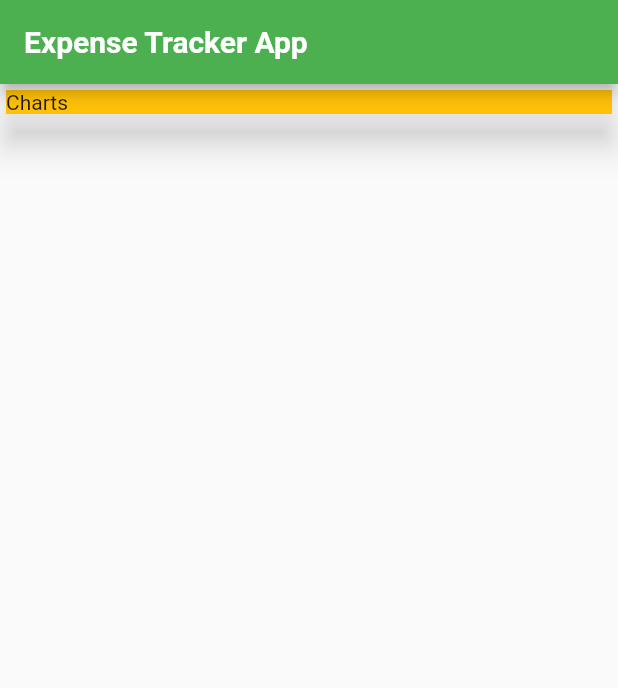
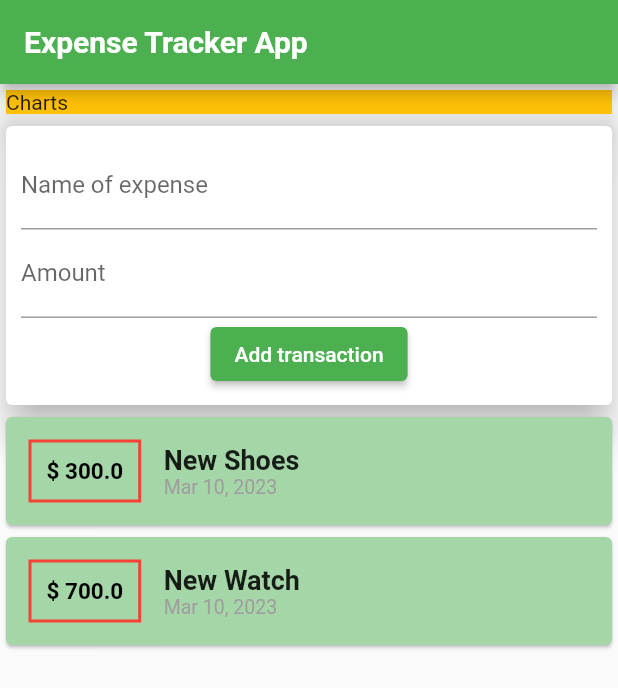
Before and after one commit to TRohit20/Flutter-Playground, a Flutter app: the screen it shows after launch, on a phone screen of 412 x 824 dp. Shown: the top 688 px of the screen. Run offline on Flutter 3.47's test engine with Material 2 defaults, Android fonts, the phone set to English and light mode, and no system bars; our stand-ins replace firebase_auth, firebase_core; missing offline and left inert: dart:ffi; accounts and stored records are empty.

Commit message:
Adding new transactions to list
Polishing the work and adding new transactions to list and displaying them upon submission

```diff
--- a/expense_tracker/lib/main.dart
+++ b/expense_tracker/lib/main.dart
@@ -1,8 +1,5 @@
-import 'package:expense_tracker/widgets/new_transaction.dart';
+import 'package:expense_tracker/widgets/user_transactions.dart';
 import 'package:flutter/material.dart';
-import 'package:intl/intl.dart';
-import './widgets/transactions_list.dart';
-import './models/transactions.dart';
 
 void main() => runApp(MyApp());
 
@@ -44,6 +41,7 @@ class MyHomePage extends StatelessWidget {
             ),
           ),
           // ignore: prefer_const_literals_to_create_immutables
+          UserTransactions(),
         ],
       ),
     );
--- a/expense_tracker/lib/widgets/new_transaction.dart
+++ b/expense_tracker/lib/widgets/new_transaction.dart
@@ -1,8 +1,14 @@
+import 'package:expense_tracker/widgets/user_transactions.dart';
 import 'package:flutter/material.dart';
 
 class NewTransaction extends StatelessWidget {
+  // Saving the input per every key stroke
   final transactionTitle = TextEditingController();
   final transactionAmount = TextEditingController();
+
+  final Function newTransaction;
+
+  NewTransaction(this.newTransaction);
 
   @override
   Widget build(BuildContext context) {
@@ -24,7 +30,10 @@ class NewTransaction extends StatelessWidget {
               controller: transactionAmount,
             ),
             ElevatedButton(
-              onPressed: () {},
+              onPressed: () {
+                newTransaction(transactionTitle.text,
+                    double.parse(transactionAmount.text));
+              },
               style: const ButtonStyle(
                   backgroundColor: MaterialStatePropertyAll(Colors.green)),
               child: const Text(
--- a/expense_tracker/lib/widgets/transactions_list.dart
+++ b/expense_tracker/lib/widgets/transactions_list.dart
@@ -1,16 +1,16 @@
 import 'package:flutter/material.dart';
 import '../models/transactions.dart';
 import 'package:intl/intl.dart';
-import '../widgets/user_transactions.dart';
 
-// ignore: use_key_in_widget_constructors
 class TransactionList extends StatelessWidget {
   final List<Transactions> transactions;
 
+  // Using constructor to pass data from parent to child
+  // Using this to pass the transactions data
   TransactionList(this.transactions);
 
   @override
-  Widget build(BuildContext ctx) {
+  Widget build(BuildContext context) {
     return Column(
       // Using .map to transform objs to list of widgets and we use .list cz .map outputs iterables.
       children: transactions.map((tx) {
--- a/expense_tracker/lib/widgets/user_transactions.dart
+++ b/expense_tracker/lib/widgets/user_transactions.dart
@@ -16,10 +16,22 @@ class _UserTransactionsState extends State<UserTransactions> {
     Transactions(amount: 700, date: DateTime.now(), title: 'New Watch')
   ];
 
+  void _addingNewTransaction(String title, double amount) {
+    final newTransaction =
+        Transactions(amount: amount, date: DateTime.now(), title: title);
+
+    setState(() {
+      _userTransactions.add(newTransaction);
+    });
+  }
+
   @override
   Widget build(BuildContext context) {
     return Column(
-      children: [NewTransaction(), TransactionList(_userTransactions)],
+      children: [
+        NewTransaction(_addingNewTransaction),
+        TransactionList(_userTransactions)
+      ],
     );
   }
 }
```
